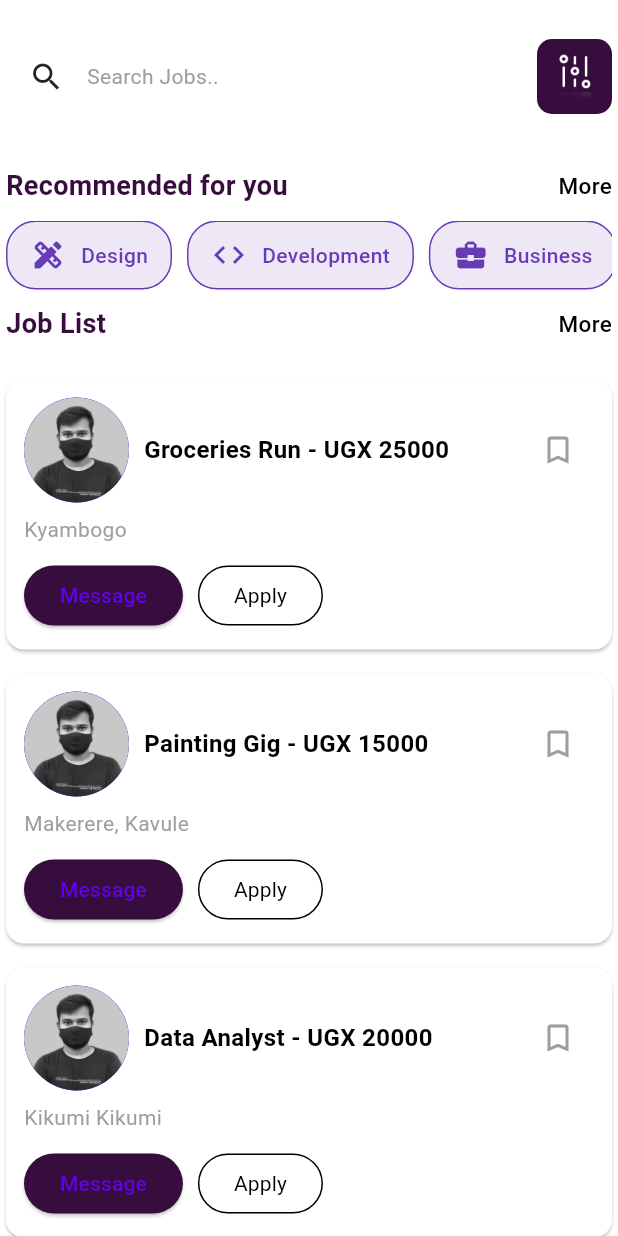
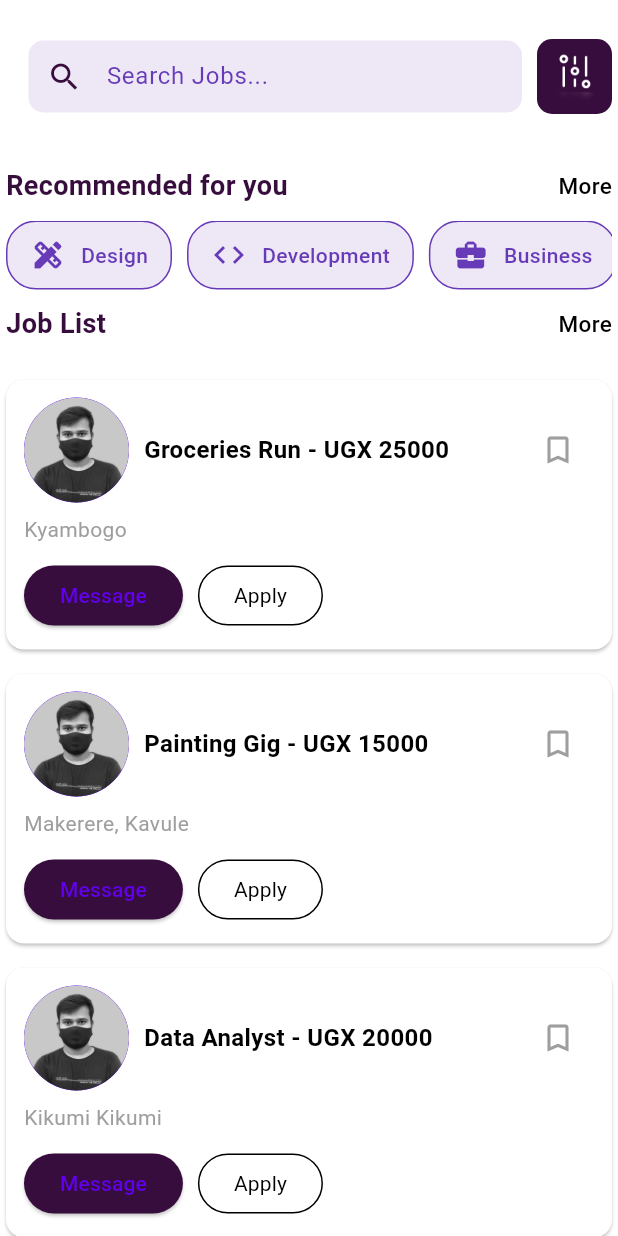
Before and after one commit to charlesrolandscr17/bse25_34_fyp, a Flutter app: the HomeScreen screen opened directly, on a phone screen of 412 x 824 dp. Run offline on Flutter 3.47's test engine with Material 3 defaults, Android fonts, the light colour scheme and no system bars; our stand-ins replace introduction_screen, nb_utils.

Commit message:
minor fix

```diff
--- a/lib/Screens/Fragments/HomeScreen.dart
+++ b/lib/Screens/Fragments/HomeScreen.dart
@@ -39,13 +39,29 @@
                 child: Row(
                   children: [
                     const SizedBox(width: 15),
-                    const Icon(Icons.search),
-                    const SizedBox(width: 15),
-                    const Text(
-                      "Search Jobs..",
-                      style: TextStyle(color: Colors.grey),
+                    Expanded(
+                      child: TextField(
+                        decoration: InputDecoration(
+                          prefixIcon: const Icon(Icons.search,
+                              color: AppColors.deeppurple),
+                          hintText: "Search Jobs...",
+                          hintStyle: const TextStyle(color: Colors.deepPurple),
+                          filled: true,
+                          fillColor: Colors.deepPurple[50],
+                          contentPadding:
+                              const EdgeInsets.symmetric(vertical: 10),
+                          border: OutlineInputBorder(
+                            borderRadius: BorderRadius.circular(10),
+                            borderSide: BorderSide.none,
+                          ),
+                        ),
+                        onChanged: (value) {
+                          // Handle search logic here
+                          print("Searching for: $value");
+                        },
+                      ),
                     ),
-                    const Spacer(),
+                    const SizedBox(width: 10),
                     Container(
                       height: 50,
                       width: 50,
```
